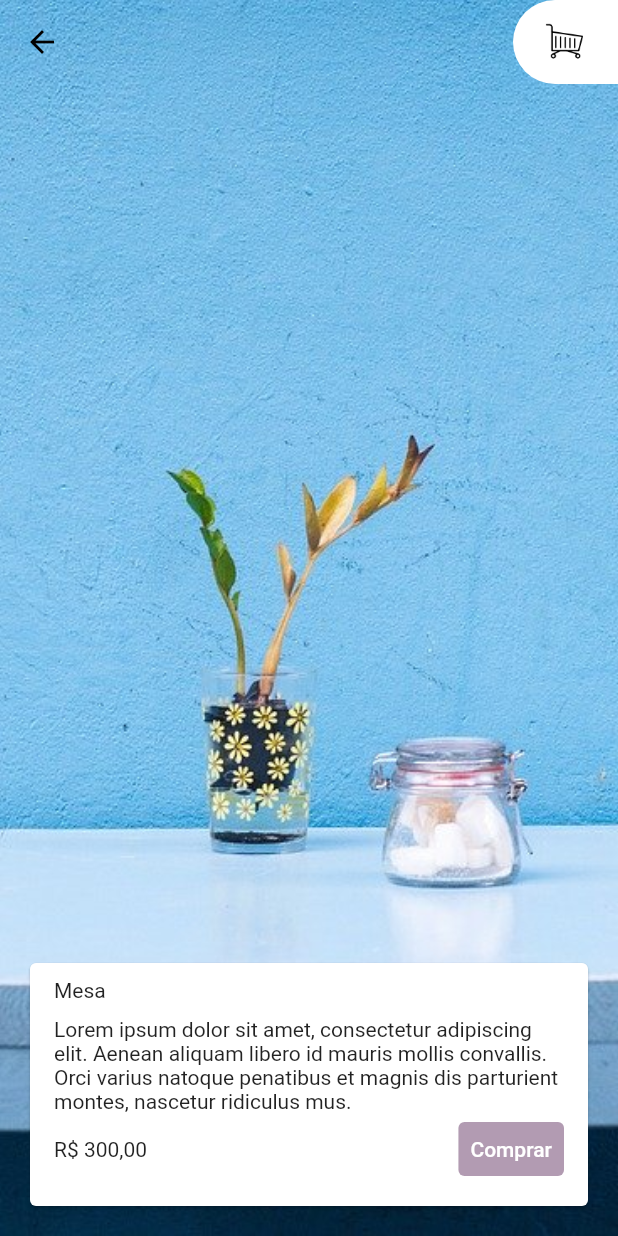
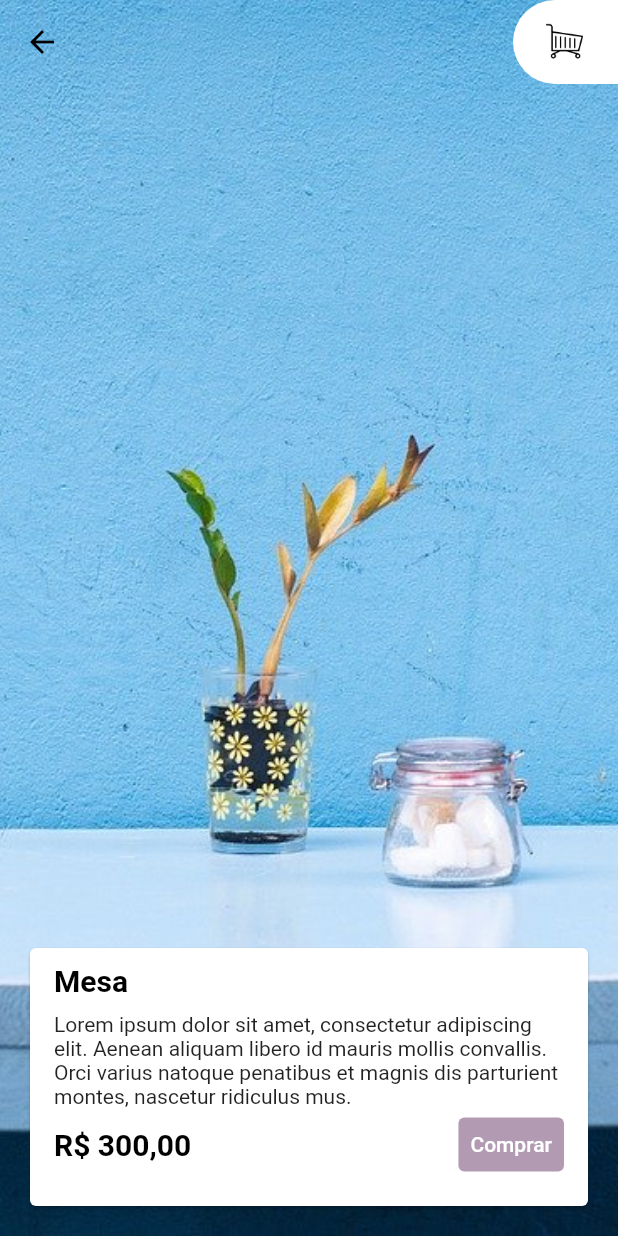
Before and after one commit to luucasor/lojinha_alura, a Flutter app: the screen it shows after launch, after a tap on "Mesa", on a phone screen of 412 x 824 dp. Run offline on Flutter 3.47's test engine with Material 2 defaults, Android fonts, the phone set to English and light mode, and no system bars; Roboto replaces fonts that are missing (Alata).

Commit message:
Adicionado novo estilo padronizado aos textos da aplicação via textTheme

```diff
--- a/lib/main.dart
+++ b/lib/main.dart
@@ -17,6 +17,20 @@
       debugShowCheckedModeBanner: false,
       theme: ThemeData(
         primarySwatch: PaletaCores().lilas,
+        textTheme: TextTheme(
+          headline1: TextStyle(
+              fontSize: 20,
+              fontFamily: 'Alata',
+              fontWeight: FontWeight.bold,
+              color: Colors.black
+          ),
+          headline2: TextStyle(
+              fontSize: 20,
+              fontFamily: 'Alata',
+              fontWeight: FontWeight.bold,
+              color: Colors.white
+          ),
+        )
       ),
       home: Inicio(),
     );
--- a/lib/paginas/detalhes.dart
+++ b/lib/paginas/detalhes.dart
@@ -28,7 +28,7 @@
           alignment: Alignment.bottomCenter,
           child: Container(
             margin: EdgeInsets.all(16),
-            height: 170,
+            height: 180,
             child: CardDetalhes(movel: movel),
           ),
         ),
--- a/lib/widgets/card_detalhes.dart
+++ b/lib/widgets/card_detalhes.dart
@@ -16,7 +16,7 @@
       child: Column(
         crossAxisAlignment: CrossAxisAlignment.start,
         children: [
-          TextoDetalhes(texto: movel!.titulo),
+          TextoDetalhes(texto: movel!.titulo, estilo: Theme.of(context).textTheme.headline1,),
           TextoDetalhes(texto: movel!.descricao),
           Container(
             margin: EdgeInsets.only(left: 16, right: 16, bottom: 8),
@@ -25,6 +25,7 @@
               children: [
                 Text(
                   formatacaoReais.format(movel!.preco),
+                  style: Theme.of(context).textTheme.headline1,
                 ),
                 TextButton(
                   style: ButtonStyle(
--- a/lib/widgets/texto_detalhes.dart
+++ b/lib/widgets/texto_detalhes.dart
@@ -1,15 +1,24 @@
 import 'package:flutter/cupertino.dart';
+import 'package:flutter/material.dart';
 
 class TextoDetalhes extends StatelessWidget {
   final String? texto;
+  final TextStyle? estilo;
 
-  TextoDetalhes({this.texto});
+  TextoDetalhes({this.texto, this.estilo});
 
   @override
   Widget build(BuildContext context) {
     return Container(
       margin: EdgeInsets.only(left: 16, right: 16, top: 10),
-      child: Text(texto ?? ''),
+      child: _estilizarTexto(texto)
     );
   }
+
+  _estilizarTexto(texto){
+    if(estilo != null){
+      return Text(texto, style: estilo,);
+    }
+    return Text(texto);
+  }
 }
--- a/lib/widgets/titulo_elemento_grid_produtos.dart
+++ b/lib/widgets/titulo_elemento_grid_produtos.dart
@@ -1,4 +1,5 @@
 import 'package:flutter/cupertino.dart';
+import 'package:flutter/material.dart';
 
 class TituloElementoGridProdutos extends StatelessWidget {
   final String? titulo;
@@ -9,7 +10,9 @@
   Widget build(BuildContext context) {
     return Positioned(
       bottom: 10,
-      child: Text(titulo ?? ''),
+      child: Text(titulo ?? '',
+        style: Theme.of(context).textTheme.headline2,
+      ),
     );
   }
 }
```
